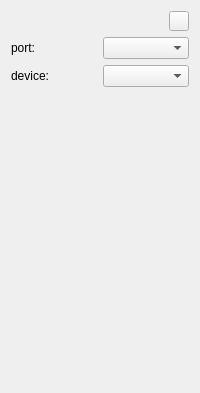
The window that src/setvalue.ui (marvin5300/general-purpose-control) describes before a commit, drawn with Qt 5.
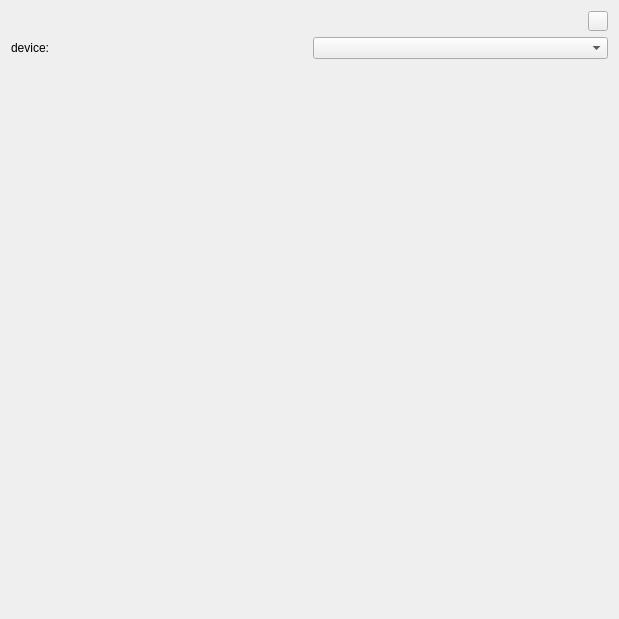
The same window after the commit.

The edit to the form file:
```diff
--- a/src/setvalue.ui
+++ b/src/setvalue.ui
@@ -6,8 +6,8 @@
    <rect>
     <x>0</x>
     <y>0</y>
-    <width>200</width>
-    <height>393</height>
+    <width>619</width>
+    <height>619</height>
    </rect>
   </property>
   <property name="windowTitle">
@@ -68,20 +68,6 @@
      </item>
     </layout>
    </item>
-   <item>
-    <layout class="QHBoxLayout" name="horizontalLayout_2">
-     <item>
-      <widget class="QLabel" name="label_2">
-       <property name="text">
-        <string>port:</string>
-       </property>
-      </widget>
-     </item>
-     <item>
-      <widget class="QComboBox" name="portSelectionCombobox"/>
-     </item>
-    </layout>
-   </item>
    <item>
     <layout class="QHBoxLayout" name="horizontalLayout">
      <item>
```
